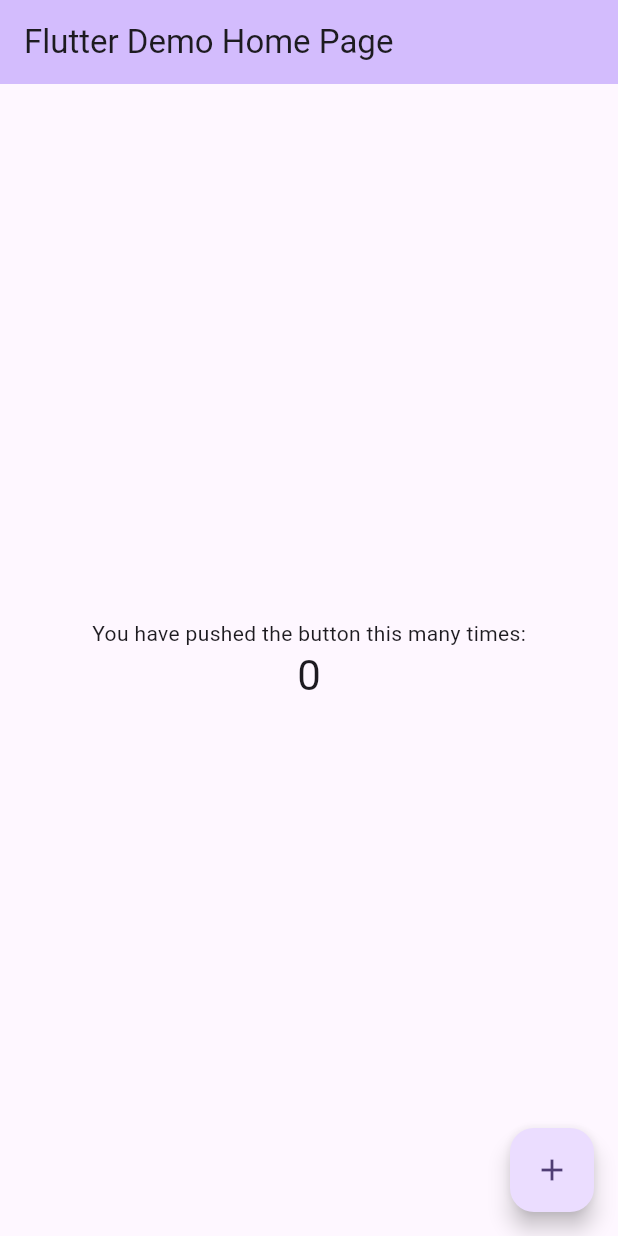
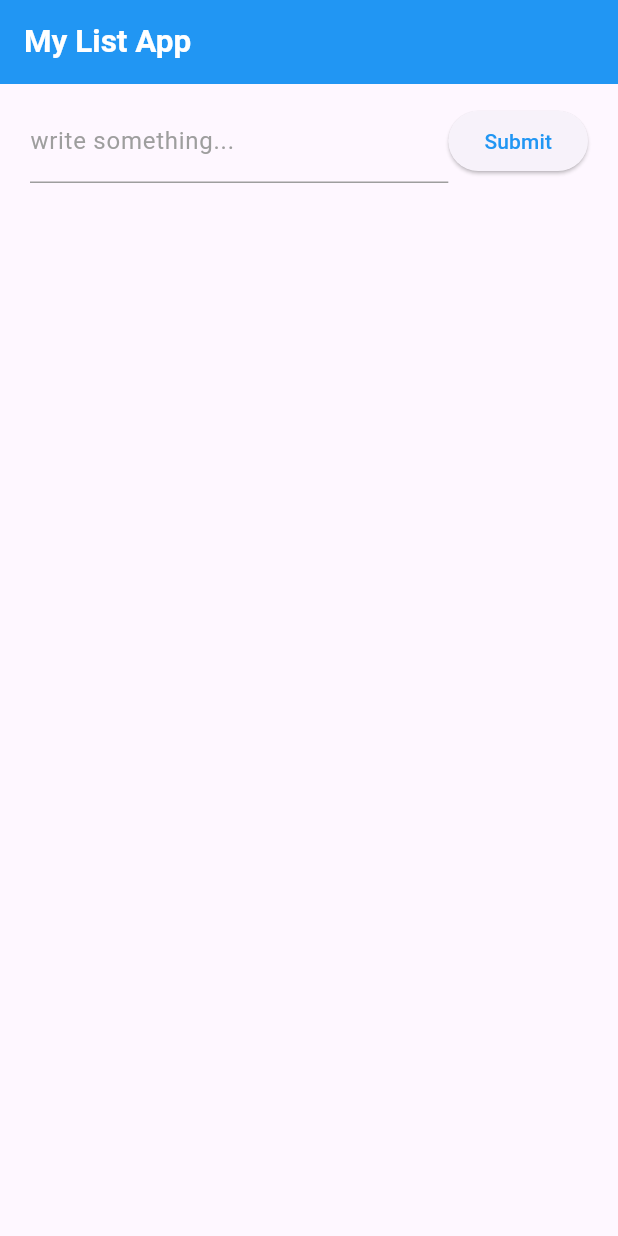
Before and after one commit to rejennylo/flutter_list_app, a Flutter app: the screen it shows after launch, on a phone screen of 412 x 824 dp. Run offline on Flutter 3.47's test engine with Material 3 defaults, Android fonts, the phone set to English and light mode, and no system bars.

Commit message:
feat: Add functionality to update text list

```diff
--- a/lib/main.dart
+++ b/lib/main.dart
@@ -1,125 +1,97 @@
 import 'package:flutter/material.dart';
 
 void main() {
-  runApp(const MyApp());
+  runApp(const MyListApp());
 }
 
-class MyApp extends StatelessWidget {
-  const MyApp({super.key});
+class MyListApp extends StatelessWidget {
+  const MyListApp({super.key});
 
-  // This widget is the root of your application.
   @override
   Widget build(BuildContext context) {
-    return MaterialApp(
-      title: 'Flutter Demo',
-      theme: ThemeData(
-        // This is the theme of your application.
-        //
-        // TRY THIS: Try running your application with "flutter run". You'll see
-        // the application has a purple toolbar. Then, without quitting the app,
-        // try changing the seedColor in the colorScheme below to Colors.green
-        // and then invoke "hot reload" (save your changes or press the "hot
-        // reload" button in a Flutter-supported IDE, or press "r" if you used
-        // the command line to start the app).
-        //
-        // Notice that the counter didn't reset back to zero; the application
-        // state is not lost during the reload. To reset the state, use hot
-        // restart instead.
-        //
-        // This works for code too, not just values: Most code changes can be
-        // tested with just a hot reload.
-        colorScheme: ColorScheme.fromSeed(seedColor: Colors.deepPurple),
-        useMaterial3: true,
-      ),
-      home: const MyHomePage(title: 'Flutter Demo Home Page'),
+    return const MaterialApp(
+      title: "My List App",
+      home: InputListPage(),
     );
   }
 }
 
-class MyHomePage extends StatefulWidget {
-  const MyHomePage({super.key, required this.title});
-
-  // This widget is the home page of your application. It is stateful, meaning
-  // that it has a State object (defined below) that contains fields that affect
-  // how it looks.
-
-  // This class is the configuration for the state. It holds the values (in this
-  // case the title) provided by the parent (in this case the App widget) and
-  // used by the build method of the State. Fields in a Widget subclass are
-  // always marked "final".
-
-  final String title;
+class InputListPage extends StatefulWidget {
+  const InputListPage({super.key});
 
   @override
-  State<MyHomePage> createState() => _MyHomePageState();
+  State<InputListPage> createState() => _InputListPageState();
 }
 
-class _MyHomePageState extends State<MyHomePage> {
-  int _counter = 0;
+class _InputListPageState extends State<InputListPage> {
+  final TextEditingController _controller = TextEditingController();
+  final List<String> _items = [];
 
-  void _incrementCounter() {
+  void _addItemToList() {
+    if (_controller.text.trim().isNotEmpty) {
       setState(() {
-      // This call to setState tells the Flutter framework that something has
-      // changed in this State, which causes it to rerun the build method below
-      // so that the display can reflect the updated values. If we changed
-      // _counter without calling setState(), then the build method would not be
-      // called again, and so nothing would appear to happen.
-      _counter++;
+        _items.add(_controller.text.trim());
+        _controller.clear();
       });
+    }
   }
 
   @override
   Widget build(BuildContext context) {
-    // This method is rerun every time setState is called, for instance as done
-    // by the _incrementCounter method above.
-    //
-    // The Flutter framework has been optimized to make rerunning build methods
-    // fast, so that you can just rebuild anything that needs updating rather
-    // than having to individually change instances of widgets.
     return Scaffold(
         appBar: AppBar(
-        // TRY THIS: Try changing the color here to a specific color (to
-        // Colors.amber, perhaps?) and trigger a hot reload to see the AppBar
-        // change color while the other colors stay the same.
-        backgroundColor: Theme.of(context).colorScheme.inversePrimary,
-        // Here we take the value from the MyHomePage object that was created by
-        // the App.build method, and use it to set our appbar title.
-        title: Text(widget.title),
+          title: const Text("My List App"),
+          titleTextStyle: const TextStyle(fontSize: 21.0, color: Colors.white, fontWeight: FontWeight.bold),
+          backgroundColor: Colors.blue,
         ),
-      body: Center(
-        // Center is a layout widget. It takes a single child and positions it
-        // in the middle of the parent.
+        body: Container(
+          margin: const EdgeInsets.symmetric(
+            horizontal: 20,
+            vertical: 10,
+          ),
           child: Column(
-          // Column is also a layout widget. It takes a list of children and
-          // arranges them vertically. By default, it sizes itself to fit its
-          // children horizontally, and tries to be as tall as its parent.
-          //
-          // Column has various properties to control how it sizes itself and
-          // how it positions its children. Here we use mainAxisAlignment to
-          // center the children vertically; the main axis here is the vertical
-          // axis because Columns are vertical (the cross axis would be
-          // horizontal).
-          //
-          // TRY THIS: Invoke "debug painting" (choose the "Toggle Debug Paint"
-          // action in the IDE, or press "p" in the console), to see the
-          // wireframe for each widget.
-          mainAxisAlignment: MainAxisAlignment.center,
             children: <Widget>[
-            const Text(
-              'You have pushed the button this many times:',
+              Row(
+                children: <Widget>[
+                  Expanded(
+                    child: TextField(
+                      controller: _controller,
+                      cursorColor: Colors.grey,
+                      decoration: const InputDecoration(
+                        labelText: "write something...",
+                        labelStyle: TextStyle(
+                          color: Colors.grey,
                         ),
-            Text(
-              '$_counter',
-              style: Theme.of(context).textTheme.headlineMedium,
+                        focusedBorder: UnderlineInputBorder(
+                          borderSide: BorderSide(color: Colors.blue),
+                        ),
+                        enabledBorder: UnderlineInputBorder(
+                          borderSide: BorderSide(color: Colors.grey),
+                        ),
+                      ),
+                    ),
+                  ),
+
+                  ElevatedButton(
+                    onPressed: _addItemToList,
+                    style: ElevatedButton.styleFrom(foregroundColor: Colors.blue),
+                    child: const Text("Submit"),
+
                   ),
                 ],
               ),
+              Expanded(
+                  child: ListView.builder(
+                      itemCount: _items.length,
+                      itemBuilder: (context, index){
+                        return ListTile(
+                          title: Text(_items[index]),
+                        );
+                      }
+                  ))
+            ],
           ),
-      floatingActionButton: FloatingActionButton(
-        onPressed: _incrementCounter,
-        tooltip: 'Increment',
-        child: const Icon(Icons.add),
-      ), // This trailing comma makes auto-formatting nicer for build methods.
+        )
     );
   }
 }
```
Lines whose indentation alone changed are shown as unchanged.
